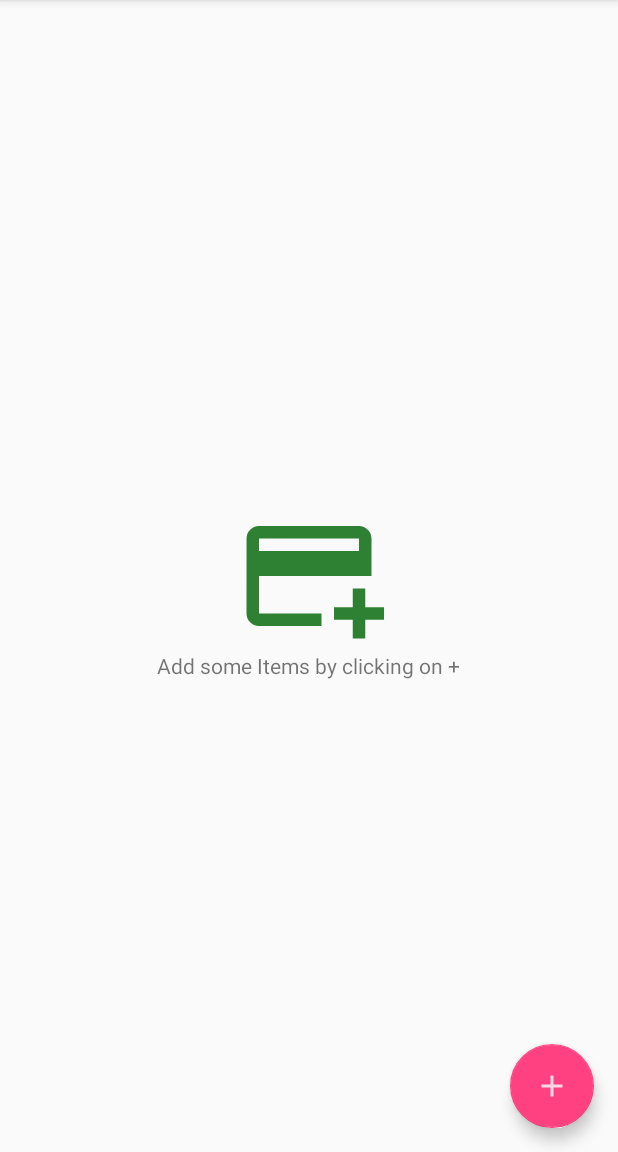
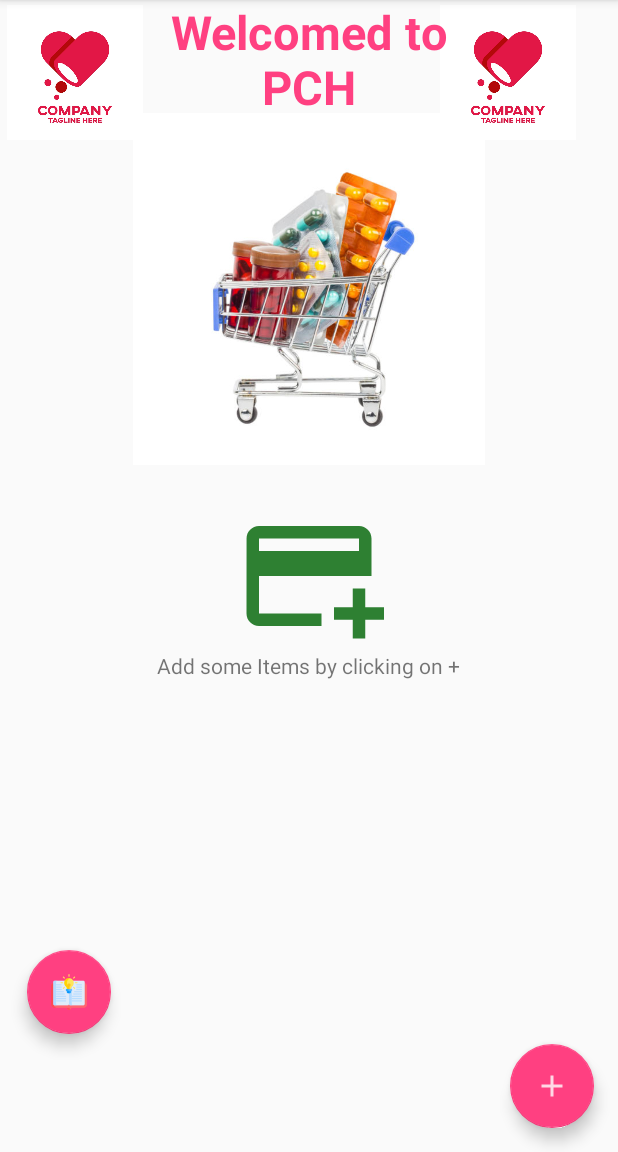
Before and after one commit to PaballoKele/HIVM, an Android app: the screen it shows after launch (MainActivity), on a phone screen of 412 x 824 dp, the part 84-1236 px from its top. Run offline under Robolectric (Android 15) with nearby library versions, the phone set to English and light mode, and no system bars; pictures from the network do not load.

Commit message:
decorations applied

```diff
--- a/app/src/main/java/com/example/hivm/EditorActivity.java
+++ b/app/src/main/java/com/example/hivm/EditorActivity.java
@@ -191,6 +191,9 @@ public class EditorActivity extends AppCompatActivity implements LoaderManager.L
         int itemQuantityInt = Integer.parseInt(itemQuantityString);
         values.put(InventoryContract.InventoryEntry.COLUMN_ITEM_QUANTITY, itemQuantityInt);
 
+        int total= Integer.parseInt(itemQuantityString);
+        values.put(InventoryContract.InventoryEntry.COLUMN_TOTAL,total);
+
         values.put(InventoryContract.InventoryEntry.COLUMN_SUPPLIER_NAME, supplierNameString);
         values.put(InventoryContract.InventoryEntry.COLUMN_SUPPLIER_PHONE, supplierPhoneString);
         values.put(InventoryContract.InventoryEntry.COLUMN_SUPPLIER_EMAIL, supplierEmailString);
@@ -240,6 +243,7 @@ public class EditorActivity extends AppCompatActivity implements LoaderManager.L
                 InventoryContract.InventoryEntry.COLUMN_ITEM_NAME,
                 InventoryContract.InventoryEntry.COLUMN_ITEM_PRICE,
                 InventoryContract.InventoryEntry.COLUMN_ITEM_QUANTITY,
+                InventoryContract.InventoryEntry.COLUMN_TOTAL,
                 InventoryContract.InventoryEntry.COLUMN_SUPPLIER_NAME,
                 InventoryContract.InventoryEntry.COLUMN_SUPPLIER_PHONE,
                 InventoryContract.InventoryEntry.COLUMN_SUPPLIER_EMAIL,
--- a/app/src/main/java/com/example/hivm/InventoryContract.java
+++ b/app/src/main/java/com/example/hivm/InventoryContract.java
@@ -23,6 +23,7 @@ public class InventoryContract {
         public final static String COLUMN_ITEM_NAME ="name";
         public final static String COLUMN_ITEM_PRICE = "price";
         public final static String COLUMN_ITEM_QUANTITY = "quantity";
+        public final static String COLUMN_TOTAL = "total";
         public final static String COLUMN_SUPPLIER_NAME = "supplier";
         public final static String COLUMN_SUPPLIER_PHONE = "phone";
         public final static String COLUMN_SUPPLIER_EMAIL = "email";
--- a/app/src/main/java/com/example/hivm/InventoryDbHelper.java
+++ b/app/src/main/java/com/example/hivm/InventoryDbHelper.java
@@ -25,6 +25,7 @@ public class InventoryDbHelper extends SQLiteOpenHelper {
                 + InventoryContract.InventoryEntry.COLUMN_ITEM_NAME + " TEXT NOT NULL, "
                 + InventoryContract.InventoryEntry.COLUMN_ITEM_PRICE + " INTEGER NOT NULL DEFAULT 0, "
                 + InventoryContract.InventoryEntry.COLUMN_ITEM_QUANTITY + " INTEGER NOT NULL DEFAULT 0, "
+                + InventoryContract.InventoryEntry.COLUMN_TOTAL + " INTEGER NOT NULL DEFAULT 0, "
                 + InventoryContract.InventoryEntry.COLUMN_SUPPLIER_NAME + " TEXT NOT NULL, "
                 + InventoryContract.InventoryEntry.COLUMN_SUPPLIER_PHONE + " TEXT NOT NULL, "
                 + InventoryContract.InventoryEntry.COLUMN_SUPPLIER_EMAIL + " TEXT NOT NULL, "
--- a/app/src/main/java/com/example/hivm/InventoryProvider.java
+++ b/app/src/main/java/com/example/hivm/InventoryProvider.java
@@ -11,7 +11,8 @@ import android.database.sqlite.SQLiteDatabase;
 import android.net.Uri;
 import android.util.Log;
 
-public class InventoryProvider extends ContentProvider  {
+public class
+InventoryProvider extends ContentProvider  {
 
     private InventoryDbHelper mDbHelper;
 
--- a/app/src/main/java/com/example/hivm/MainActivity.java
+++ b/app/src/main/java/com/example/hivm/MainActivity.java
@@ -38,6 +38,7 @@ public class MainActivity extends AppCompatActivity implements LoaderManager.Loa
                 InventoryContract.InventoryEntry.COLUMN_ITEM_IMAGE,
                 InventoryContract.InventoryEntry.COLUMN_ITEM_NAME,
                 InventoryContract.InventoryEntry.COLUMN_ITEM_PRICE,
+                InventoryContract.InventoryEntry.COLUMN_TOTAL,
                 InventoryContract.InventoryEntry.COLUMN_ITEM_QUANTITY};
 
         // This loader will execute the ContentProvider's query method on a background thread
@@ -67,6 +68,15 @@ public class MainActivity extends AppCompatActivity implements LoaderManager.Loa
             @Override
             public void onClick(View view) {
                 Intent intent = new Intent(MainActivity.this, EditorActivity.class);
+                startActivity(intent);
+            }
+        });
+        //setup FAB to open EditorActivity
+        FloatingActionButton report = (FloatingActionButton)findViewById(R.id.reports);
+        report.setOnClickListener(new View.OnClickListener() {
+            @Override
+            public void onClick(View view) {
+                Intent intent = new Intent(MainActivity.this, Report.class);
                 startActivity(intent);
             }
         });
--- a/app/src/main/res/layout/activity_main.xml
+++ b/app/src/main/res/layout/activity_main.xml
@@ -28,7 +28,47 @@
             android:layout_below="@id/empty_cart"
             android:text="Add some Items by clicking on +" />
 
+        <ImageView
+            android:id="@+id/imageView"
+            android:layout_width="wrap_content"
+            android:layout_height="252dp"
+            android:layout_marginTop="30pt"
+            android:layout_marginHorizontal="40pt"
+            app:srcCompat="@drawable/top" />
+        <ImageView
+            android:layout_width="100dp"
+            android:layout_height="90dp"
+            android:layout_marginTop="3dp"
+            app:srcCompat="@drawable/report" />
+
+        <ImageView
+            android:layout_width="100dp"
+            android:layout_height="90dp"
+            android:layout_marginHorizontal="130pt"
+            android:layout_marginTop="3dp"
+            app:srcCompat="@drawable/report" />
+
+        <TextView
+            android:layout_width="273dp"
+            android:layout_height="wrap_content"
+            android:layout_marginHorizontal="40pt"
+            android:text="Welcomed to PCH"
+            android:textAlignment="center"
+            android:textColor="@color/colorAccent"
+            android:textSize="14pt"
+            android:textStyle="bold" />
     </RelativeLayout>
+
+
+        <com.google.android.material.floatingactionbutton.FloatingActionButton
+            android:id="@+id/reports"
+            android:layout_width="wrap_content"
+            android:layout_height="wrap_content"
+            android:layout_marginHorizontal="8pt"
+            android:layout_marginTop="285pt"
+            android:src="@drawable/fook" />
+
+
 
     <com.google.android.material.floatingactionbutton.FloatingActionButton
         android:id="@+id/fab"
```
Also changed, not shown: app/src/main/AndroidManifest.xml (+14 -7 lines), app/src/main/java/com/example/hivm/Report.java (added, +72 -0 lines), app/src/main/java/com/example/hivm/ReportAdapter.java (added, +70 -0 lines), app/src/main/res/layout/activity_editor.xml (+26 -5 lines), app/src/main/res/layout/activity_report.xml (added, +17 -0 lines), app/src/main/res/layout/list_repord.xml (added, +99 -0 lines), app/src/main/res/drawable/fook.png (added), app/src/main/res/drawable/groud.jpg (added), app/src/main/res/drawable/had.jpg (added), app/src/main/res/drawable/report.jpg (added), app/src/main/res/drawable/top.jpg (added).
